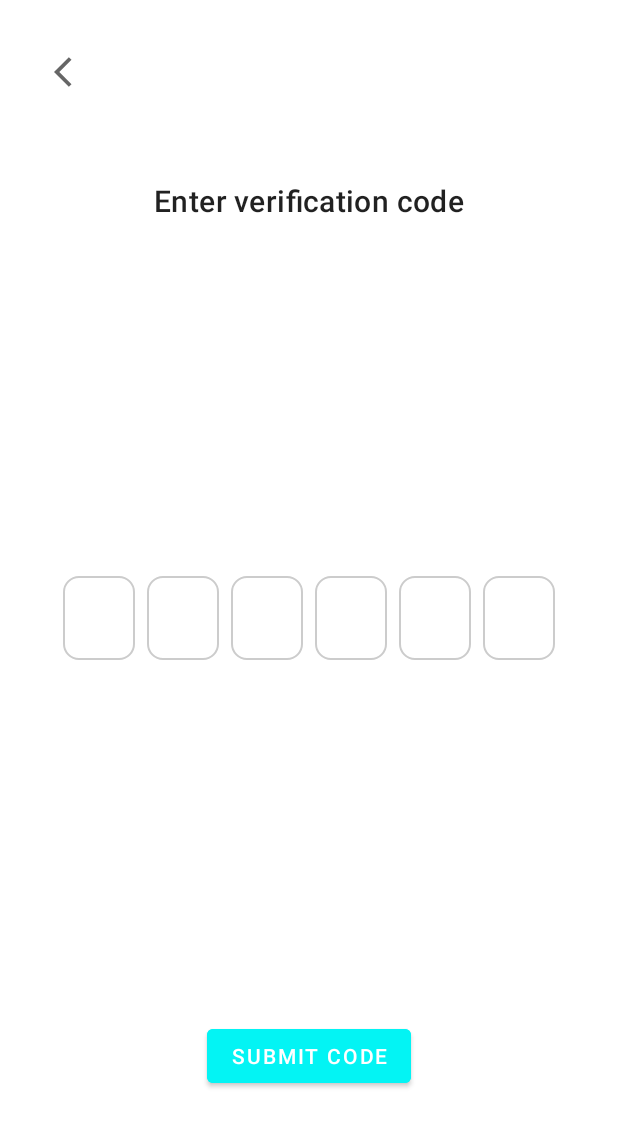
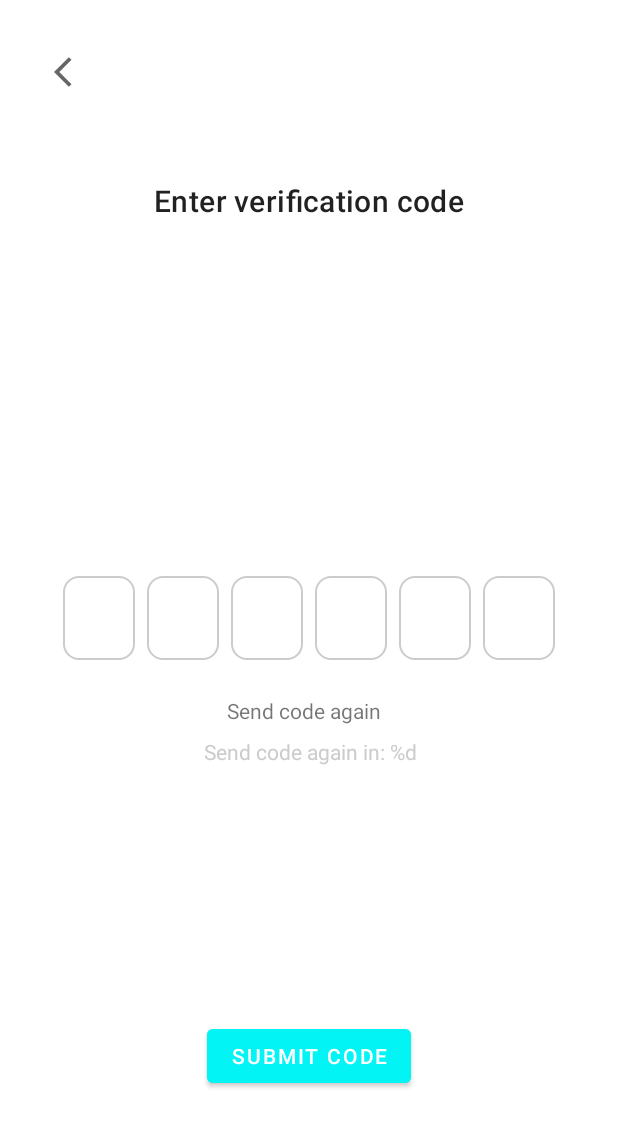
Before and after one commit to alexgrebenshchikov/AndroidCourse, an Android app: the layout fragment_email_confirmation.xml on its own in the app's theme, with its tools: preview values and no code run, on a phone screen of 412 x 824 dp. Shown: the top 1127 px of the screen. Run offline under Robolectric (Android 15) with nearby library versions, the phone set to English and light mode, and no system bars.

Commit message:
features 37-39 done

```diff
--- a/app/src/main/java/com/example/android_course/ui/signup/SignUpFragment.kt
+++ b/app/src/main/java/com/example/android_course/ui/signup/SignUpFragment.kt
@@ -136,10 +136,12 @@ class SignUpFragment : BaseFragment(R.layout.fragment_sign_up) {
                                 vs.e.body?.nonFieldErrors == null
                             ) {
                                 sharedViewModel.resetSignUpActionStateFlow()
+                                sharedViewModel.countDownTimer?.cancel()
+                                sharedViewModel.countDownTimer = null
+                                sharedViewModel.sendCodeIsAllowed = true
                                 try {
                                     findNavController().navigate(R.id.action_signUpFragment_to_emailConfirmationFragment)
                                 } catch (_ : Throwable) {}
-                                Timber.d("navigation!")
                             } else {
 
                                 viewBinding.underEmailTextView.text = if (vs.e.body?.email != null)
--- a/app/src/main/res/layout/fragment_email_confirmation.xml
+++ b/app/src/main/res/layout/fragment_email_confirmation.xml
@@ -51,4 +51,29 @@
         app:layout_constraintEnd_toEndOf="parent"
         app:layout_constraintStart_toStartOf="parent" />
 
+    <TextView
+        android:id="@+id/SendCodeAgainTextView"
+        android:layout_width="wrap_content"
+        android:layout_height="wrap_content"
+        android:layout_marginStart="173dp"
+        android:layout_marginTop="24dp"
+        android:layout_marginEnd="180dp"
+        android:text="@string/send_code_again"
+        app:layout_constraintEnd_toEndOf="parent"
+        app:layout_constraintStart_toStartOf="parent"
+        app:layout_constraintTop_toBottomOf="@+id/codeEditText" />
+
+    <TextView
+        android:id="@+id/timerTextVIew"
+        android:layout_width="wrap_content"
+        android:layout_height="wrap_content"
+        android:layout_marginStart="177dp"
+        android:layout_marginTop="8dp"
+        android:layout_marginEnd="176dp"
+        android:text="@string/send_code_again_in"
+        android:textColor="@color/gray"
+        app:layout_constraintEnd_toEndOf="parent"
+        app:layout_constraintStart_toStartOf="parent"
+        app:layout_constraintTop_toBottomOf="@+id/SendCodeAgainTextView" />
+
 </androidx.constraintlayout.widget.ConstraintLayout>
--- a/app/src/main/res/layout/fragment_main.xml
+++ b/app/src/main/res/layout/fragment_main.xml
@@ -18,6 +18,7 @@
 
     <com.google.android.material.bottomnavigation.BottomNavigationView
         android:id="@+id/main_bottom_nav"
+        style="@style/BottomNavigationStyle"
         android:layout_width="match_parent"
         android:layout_height="wrap_content"
         app:layout_constraintBottom_toBottomOf="parent"
--- a/app/src/main/res/layout/fragment_onboarding.xml
+++ b/app/src/main/res/layout/fragment_onboarding.xml
@@ -16,7 +16,7 @@
     <com.google.android.exoplayer2.ui.PlayerView
         android:id="@+id/playerView"
         android:layout_width="match_parent"
-        android:layout_height="400dp"
+        android:layout_height="480dp"
         app:layout_constraintStart_toStartOf="parent"
         app:layout_constraintTop_toTopOf="parent"
         app:resize_mode="zoom"
--- a/app/src/main/res/layout/fragment_sign_in.xml
+++ b/app/src/main/res/layout/fragment_sign_in.xml
@@ -26,6 +26,7 @@
 
     <com.google.android.material.textfield.TextInputLayout
         android:id="@+id/emailTextInputLayout"
+        style="@style/TextInputLayoutStyle"
         android:layout_width="0dp"
         android:layout_height="wrap_content"
         android:layout_marginHorizontal="24dp"
@@ -44,6 +45,7 @@
 
     <com.google.android.material.textfield.TextInputLayout
         android:id="@+id/passwordTextInputLayout"
+        style="@style/TextInputLayoutStyle"
         android:layout_width="0dp"
         android:layout_height="wrap_content"
         android:layout_marginHorizontal="24dp"
--- a/app/src/main/res/layout/fragment_sign_up.xml
+++ b/app/src/main/res/layout/fragment_sign_up.xml
@@ -17,6 +17,7 @@
 
     <com.google.android.material.textfield.TextInputLayout
         android:id="@+id/firstnameTextInputLayout"
+        style="@style/TextInputLayoutStyle"
         android:layout_width="0dp"
         android:layout_height="wrap_content"
         android:layout_marginHorizontal="24dp"
@@ -36,6 +37,7 @@
 
     <com.google.android.material.textfield.TextInputLayout
         android:id="@+id/lastnameTextInputLayout"
+        style="@style/TextInputLayoutStyle"
         android:layout_width="0dp"
         android:layout_height="wrap_content"
         android:layout_marginHorizontal="24dp"
@@ -55,6 +57,7 @@
 
     <com.google.android.material.textfield.TextInputLayout
         android:id="@+id/nicknameTextInputLayout"
+        style="@style/TextInputLayoutStyle"
         android:layout_width="0dp"
         android:layout_height="wrap_content"
         android:layout_marginHorizontal="24dp"
@@ -98,6 +101,7 @@
 
     <com.google.android.material.textfield.TextInputLayout
         android:id="@+id/emailTextInputLayout"
+        style="@style/TextInputLayoutStyle"
         android:layout_width="0dp"
         android:layout_height="wrap_content"
         android:layout_marginHorizontal="24dp"
@@ -141,6 +145,7 @@
 
     <com.google.android.material.textfield.TextInputLayout
         android:id="@+id/passwordTextInputLayout"
+        style="@style/TextInputLayoutStyle"
         android:layout_width="0dp"
         android:layout_height="wrap_content"
         android:layout_marginHorizontal="24dp"
--- a/app/src/main/res/values/strings.xml
+++ b/app/src/main/res/values/strings.xml
@@ -24,4 +24,7 @@
     <string name="common_general_error_text">Something went wrong!</string>
     <string name="submit_code">Submit code</string>
     <string name="underPasswordText">Password</string>
+    <string name="send_code_again">Send code again</string>
+    <string name="send_code_again_in">Send code again in: %d</string>
+    <string name="timer_up">Tap on button above to send code again.</string>
 </resources>
```
Also changed, not shown: app/src/main/java/com/example/android_course/ui/email_confirmation/EmailConfirmationFragment.kt (+69 -1 lines), app/src/main/java/com/example/android_course/ui/email_confirmation/SignUpEmailConfirmationViewModel.kt (+32 -0 lines), app/src/main/java/com/example/android_course/ui/signin/SignInFragment.kt (+20 -0 lines), app/src/main/res/values/styles.xml (+14 -0 lines).
